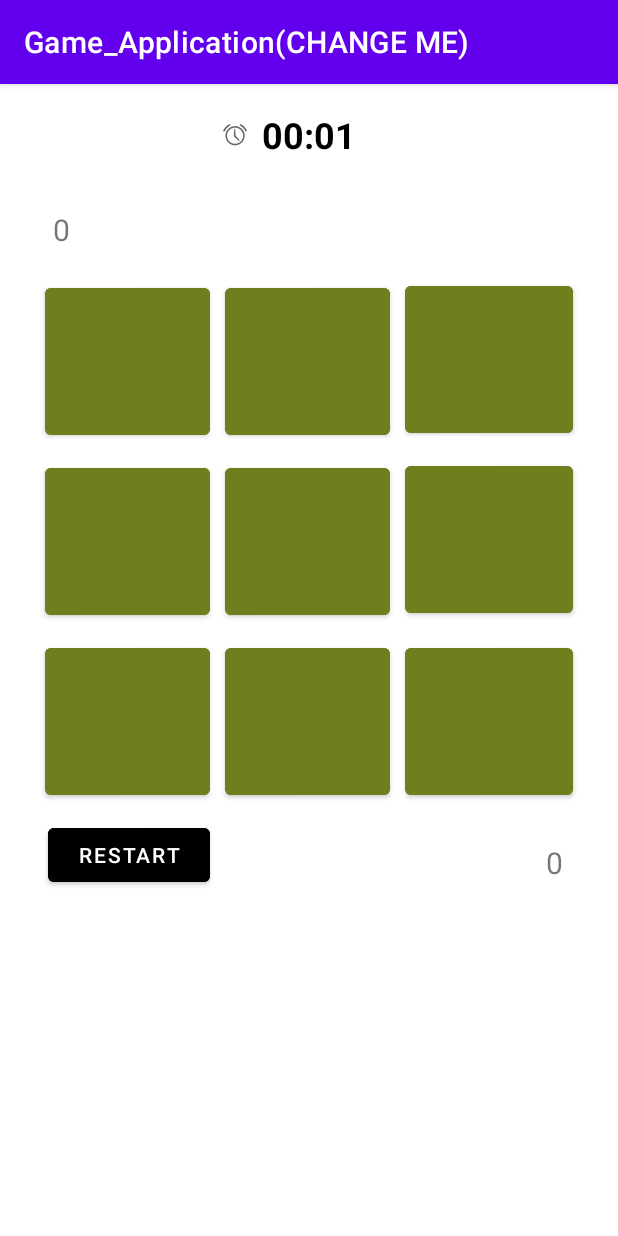
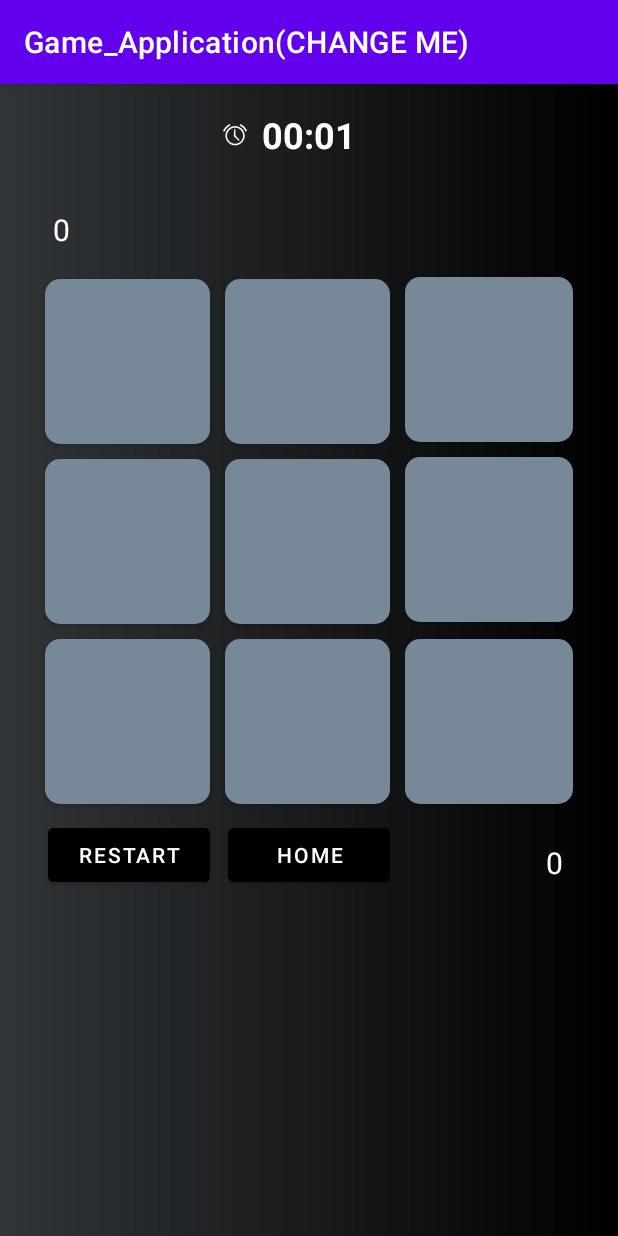
Before and after one commit to valdcarl/Android_GameApplication, an Android app: the PlayGameActivity screen opened directly, with no data from a screen before it, on a phone screen of 412 x 824 dp. Run offline under Robolectric (Android 15) with nearby library versions, the phone set to English and light mode, and no system bars.

Commit message:
Game Complete, needs aesthetic and style updates by submission date -- C. Valdez

```diff
--- a/app/src/main/java/edu/cudenver/android_gameapplication/PlayGameActivity.java
+++ b/app/src/main/java/edu/cudenver/android_gameapplication/PlayGameActivity.java
@@ -2,6 +2,7 @@ package edu.cudenver.android_gameapplication;
 
 import androidx.appcompat.app.AppCompatActivity;
 
+import android.content.Intent;
 import android.graphics.Color;
 import android.os.Bundle;
 import android.os.SystemClock;
@@ -79,6 +80,8 @@ public class PlayGameActivity extends AppCompatActivity implements View.OnClickL
 
         // for restarting the game for a clean-state (Button)
         restartBtn = findViewById(R.id.restartBtn);
+        // to go to the home screen from the game (Button)
+        goHomeFromGameBtn = findViewById(R.id.goHomeFromGameBtn);
 
         // to initialize all of our buttons
         for(int i = 0; i < buttons.length; i++) {
@@ -90,8 +93,6 @@ public class PlayGameActivity extends AppCompatActivity implements View.OnClickL
             buttons[i] = findViewById(rId);
             buttons[i].setOnClickListener(this);
         }
-
-        Button restartTheGame = findViewById(R.id.restartBtn);
 
     } // end of onCreate PlayGameActivity
 
@@ -127,7 +128,7 @@ public class PlayGameActivity extends AppCompatActivity implements View.OnClickL
         } else {
             // otherwise, it's player2, change the text to an 'O' and set color of O
             ((Button)view).setText("O");
-            ((Button)view).setTextColor(Color.parseColor("#45E9F3"));
+            ((Button)view).setTextColor(Color.parseColor("#0047AB"));
             // update game state as well
             gameState[gameStatePointer] = 1;
         }
@@ -186,6 +187,14 @@ public class PlayGameActivity extends AppCompatActivity implements View.OnClickL
                 Toast.makeText(PlayGameActivity.this, "GAME RESTARTED", Toast.LENGTH_SHORT). show();
             }
         });
+        // go home Button (from game)
+        goHomeFromGameBtn.setOnClickListener(new View.OnClickListener() {
+            @Override
+            public void onClick(View view) {
+                // head to main activity, resets everything also, since no saving state
+                goHomeFromGameBtnFunction();
+            }
+        });
 
     } // onClick for buttons
     public boolean checkWinnerOfGame() {
@@ -228,4 +237,9 @@ public class PlayGameActivity extends AppCompatActivity implements View.OnClickL
             buttons[i].setText("");
         }
     } // end rematch function
+
+    public void goHomeFromGameBtnFunction() {
+        Intent intent = new Intent(this, MainActivity.class);
+        startActivity(intent);
+    }
 } // end PlayGameActivity
--- /dev/null
+++ b/app/src/main/res/drawable/background_gradient.xml
@@ -0,0 +1,8 @@
+<?xml version="1.0" encoding="utf-8"?>
+<shape xmlns:android="http://schemas.android.com/apk/res/android"
+    android:shape="rectangle">
+    <gradient
+        android:startColor="#313537"
+        android:endColor="#000000"
+        android:angle="0"/>
+</shape>
--- /dev/null
+++ b/app/src/main/res/drawable/custom_buttons.xml
@@ -0,0 +1,5 @@
+<?xml version="1.0" encoding="utf-8"?>
+<shape xmlns:android="http://schemas.android.com/apk/res/android" android:shape="rectangle">
+    <solid android:color="#778899"/>
+    <corners android:radius="10dp"/>
+</shape>
--- a/app/src/main/res/layout/activity_about.xml
+++ b/app/src/main/res/layout/activity_about.xml
@@ -4,6 +4,7 @@
     xmlns:tools="http://schemas.android.com/tools"
     android:layout_width="match_parent"
     android:layout_height="match_parent"
+    android:background="@drawable/background_gradient"
     tools:context=".AboutActivity">
 
     <TextView
@@ -15,6 +16,7 @@
         android:layout_marginStart="120dp"
         android:layout_marginTop="60dp"
         android:layout_marginEnd="120dp"
+        android:textColor="#778899"
         android:text="@string/rules"
         android:textSize="34sp"
         android:textStyle="bold"
@@ -28,6 +30,7 @@
         android:layout_height="wrap_content"
         android:layout_marginStart="120dp"
         android:layout_marginEnd="120dp"
+        android:textColor="#778899"
         android:text="@string/tic_tac_toe"
         app:layout_constraintEnd_toEndOf="parent"
         app:layout_constraintStart_toStartOf="parent"
@@ -40,6 +43,7 @@
         android:layout_marginStart="120dp"
         android:layout_marginTop="36dp"
         android:layout_marginEnd="120dp"
+        android:textColor="#778899"
         android:text="@string/rulesexplained"
         android:textSize="12sp"
         android:textStyle="bold"
--- a/app/src/main/res/layout/activity_main.xml
+++ b/app/src/main/res/layout/activity_main.xml
@@ -2,6 +2,7 @@
 <androidx.constraintlayout.widget.ConstraintLayout xmlns:android="http://schemas.android.com/apk/res/android"
     xmlns:app="http://schemas.android.com/apk/res-auto"
     xmlns:tools="http://schemas.android.com/tools"
+    android:background="@drawable/background_gradient"
     android:layout_width="match_parent"
     android:layout_height="match_parent"
     android:layout_marginLeft="2dp"
@@ -25,7 +26,7 @@
         app:layout_constraintTop_toTopOf="parent"
         app:srcCompat="@drawable/tictactoe_icon" />
 
-    <Button
+    <androidx.appcompat.widget.AppCompatButton
         android:id="@+id/playBtn"
         android:layout_width="wrap_content"
         android:layout_height="wrap_content"
@@ -33,7 +34,7 @@
         android:layout_marginTop="10dp"
         android:layout_marginEnd="120dp"
         android:layout_marginBottom="10dp"
-        android:backgroundTint="@color/green_button_color"
+        android:background="@drawable/custom_buttons"
         android:text="@string/play"
         android:textSize="16sp"
         app:layout_constraintBottom_toTopOf="@+id/aboutBtn"
@@ -41,7 +42,7 @@
         app:layout_constraintStart_toStartOf="parent"
         app:layout_constraintTop_toBottomOf="@+id/gameLogoImg" />
 
-    <Button
+    <androidx.appcompat.widget.AppCompatButton
         android:id="@+id/aboutBtn"
         android:layout_width="wrap_content"
         android:layout_height="wrap_content"
@@ -49,14 +50,14 @@
         android:layout_marginTop="10dp"
         android:layout_marginEnd="120dp"
         android:layout_marginBottom="10dp"
-        android:backgroundTint="@color/green_button_color"
+        android:background="@drawable/custom_buttons"
         android:text="@string/rules"
         app:layout_constraintBottom_toTopOf="@+id/exitBtn"
         app:layout_constraintEnd_toEndOf="parent"
         app:layout_constraintStart_toStartOf="parent"
         app:layout_constraintTop_toBottomOf="@+id/playBtn" />
 
-    <Button
+    <androidx.appcompat.widget.AppCompatButton
         android:id="@+id/exitBtn"
         android:layout_width="wrap_content"
         android:layout_height="wrap_content"
@@ -64,7 +65,7 @@
         android:layout_marginTop="10dp"
         android:layout_marginEnd="120dp"
         android:layout_marginBottom="203dp"
-        android:backgroundTint="@color/green_button_color"
+        android:background="@drawable/custom_buttons"
         android:text="@string/exit"
         android:textSize="16sp"
         app:layout_constraintBottom_toBottomOf="parent"
--- a/app/src/main/res/layout/activity_play_game.xml
+++ b/app/src/main/res/layout/activity_play_game.xml
@@ -2,6 +2,7 @@
 <androidx.constraintlayout.widget.ConstraintLayout xmlns:android="http://schemas.android.com/apk/res/android"
     xmlns:app="http://schemas.android.com/apk/res-auto"
     xmlns:tools="http://schemas.android.com/tools"
+    android:background="@drawable/background_gradient"
     android:layout_width="match_parent"
     android:layout_height="match_parent"
     tools:context=".PlayGameActivity">
@@ -24,6 +25,7 @@
             android:layout_alignParentTop="true"
             android:layout_marginTop="505dp"
             android:layout_marginEnd="1dp"
+            android:textColor="#FFFFFF"
             android:textSize="20sp" />
 
         <TextView
@@ -34,6 +36,7 @@
             android:layout_alignParentTop="true"
             android:layout_marginStart="0dp"
             android:layout_marginTop="83dp"
+            android:textColor="#FFFFFF"
             android:textSize="20sp" />
 
         <RelativeLayout
@@ -55,7 +58,7 @@
                 android:layout_marginBottom="10dp"
                 android:gravity="center"
                 android:text="@string/_00_00"
-                android:textColor="@color/black"
+                android:textColor="#FFFFFF"
                 android:textSize="24sp"
                 android:textStyle="bold" />
 
@@ -67,6 +70,7 @@
                 android:layout_marginTop="26dp"
                 android:layout_toStartOf="@+id/timeElapsed"
                 android:contentDescription="@string/count_up_timer_clock"
+                app:tint="#FFFFFF"
                 app:srcCompat="@android:drawable/ic_lock_idle_alarm" />
         </RelativeLayout>
 
@@ -80,6 +84,7 @@
             android:layout_marginTop="0dp"
             android:layout_marginBottom="0dp"
             android:layout_toEndOf="@+id/firstPlayer"
+            android:textColor="#FFFFFF"
             android:text="@string/_0_for_p1"
             android:textSize="20sp" />
 
@@ -93,10 +98,11 @@
             android:layout_marginEnd="15dp"
             android:layout_marginBottom="0dp"
             android:layout_toStartOf="@+id/secondPlayer"
+            android:textColor="#FFFFFF"
             android:text="@string/_0_for_p2"
             android:textSize="20sp" />
 
-        <Button
+        <androidx.appcompat.widget.AppCompatButton
             android:id="@+id/btn0"
             android:layout_width="110dp"
             android:layout_height="110dp"
@@ -104,12 +110,12 @@
             android:layout_alignParentTop="true"
             android:layout_marginStart="30dp"
             android:layout_marginTop="130dp"
-            android:backgroundTint="@color/green_button_color"
-            android:textSize="40sp"
+            android:background="@drawable/custom_buttons"
+            android:textSize="50sp"
             android:textStyle="bold"
             tools:ignore="SpeakableTextPresentCheck,SpeakableTextPresentCheck" />
 
-        <Button
+        <androidx.appcompat.widget.AppCompatButton
             android:id="@+id/btn1"
             android:layout_width="110dp"
             android:layout_height="110dp"
@@ -117,12 +123,12 @@
             android:layout_marginStart="10dp"
             android:layout_marginTop="0dp"
             android:layout_toEndOf="@+id/btn0"
-            android:backgroundTint="@color/green_button_color"
-            android:textSize="40sp"
+            android:background="@drawable/custom_buttons"
+            android:textSize="50sp"
             android:textStyle="bold"
             tools:ignore="SpeakableTextPresentCheck,SpeakableTextPresentCheck,SpeakableTextPresentCheck" />
 
-        <Button
+        <androidx.appcompat.widget.AppCompatButton
             android:id="@+id/btn2"
             android:layout_width="110dp"
             android:layout_height="110dp"
@@ -132,12 +138,12 @@
             android:layout_marginTop="-1dp"
             android:layout_marginEnd="30dp"
             android:layout_toEndOf="@+id/btn1"
-            android:backgroundTint="@color/green_button_color"
-            android:textSize="40sp"
+            android:background="@drawable/custom_buttons"
+            android:textSize="50sp"
             android:textStyle="bold"
             tools:ignore="SpeakableTextPresentCheck" />
 
-        <Button
+        <androidx.appcompat.widget.AppCompatButton
             android:id="@+id/btn3"
             android:layout_width="110dp"
             android:layout_height="110dp"
@@ -145,12 +151,12 @@
             android:layout_alignStart="@+id/btn0"
             android:layout_marginStart="0dp"
             android:layout_marginTop="10dp"
-            android:backgroundTint="@color/green_button_color"
-            android:textSize="40sp"
+            android:background="@drawable/custom_buttons"
+            android:textSize="50sp"
             android:textStyle="bold"
             tools:ignore="SpeakableTextPresentCheck,SpeakableTextPresentCheck" />
 
-        <Button
+        <androidx.appcompat.widget.AppCompatButton
             android:id="@+id/btn4"
             android:layout_width="110dp"
             android:layout_height="110dp"
@@ -158,12 +164,12 @@
             android:layout_marginStart="10dp"
             android:layout_marginTop="10dp"
             android:layout_toEndOf="@+id/btn3"
-            android:backgroundTint="@color/green_button_color"
-            android:textSize="40sp"
+            android:background="@drawable/custom_buttons"
+            android:textSize="50sp"
             android:textStyle="bold"
             tools:ignore="SpeakableTextPresentCheck,SpeakableTextPresentCheck" />
 
-        <Button
+        <androidx.appcompat.widget.AppCompatButton
             android:id="@+id/btn5"
             android:layout_width="110dp"
             android:layout_height="110dp"
@@ -173,12 +179,12 @@
             android:layout_marginTop="10dp"
             android:layout_marginEnd="0dp"
             android:layout_toEndOf="@+id/btn4"
-            android:backgroundTint="@color/green_button_color"
-            android:textSize="40sp"
+            android:background="@drawable/custom_buttons"
+            android:textSize="50sp"
             android:textStyle="bold"
             tools:ignore="SpeakableTextPresentCheck,SpeakableTextPresentCheck" />
 
-        <Button
+        <androidx.appcompat.widget.AppCompatButton
             android:id="@+id/btn6"
             android:layout_width="110dp"
             android:layout_height="110dp"
@@ -186,12 +192,12 @@
             android:layout_alignStart="@+id/btn3"
             android:layout_marginStart="0dp"
             android:layout_marginTop="10dp"
-            android:backgroundTint="@color/green_button_color"
-            android:textSize="40sp"
+            android:background="@drawable/custom_buttons"
+            android:textSize="50sp"
             android:textStyle="bold"
             tools:ignore="SpeakableTextPresentCheck,SpeakableTextPresentCheck" />
 
-        <Button
+        <androidx.appcompat.widget.AppCompatButton
             android:id="@+id/btn7"
             android:layout_width="110dp"
             android:layout_height="110dp"
@@ -199,12 +205,12 @@
             android:layout_marginStart="10dp"
             android:layout_marginTop="10dp"
             android:layout_toEndOf="@+id/btn6"
-            android:backgroundTint="@color/green_button_color"
-            android:textSize="40sp"
+            android:background="@drawable/custom_buttons"
+            android:textSize="50sp"
             android:textStyle="bold"
             tools:ignore="SpeakableTextPresentCheck,SpeakableTextPresentCheck" />
 
-        <Button
+        <androidx.appcompat.widget.AppCompatButton
             android:id="@+id/btn8"
             android:layout_width="110dp"
             android:layout_height="110dp"
@@ -214,8 +220,8 @@
             android:layout_marginTop="10dp"
             android:layout_marginEnd="0dp"
             android:layout_toEndOf="@+id/btn7"
-            android:backgroundTint="@color/green_button_color"
-            android:textSize="40sp"
+            android:background="@drawable/custom_buttons"
+            android:textSize="50sp"
             android:textStyle="bold"
             tools:ignore="SpeakableTextPresentCheck" />
 
@@ -232,6 +238,19 @@
             android:text="@string/restart"
             android:textSize="14sp" />
 
+        <Button
+            android:id="@+id/goHomeFromGameBtn"
+            android:layout_width="wrap_content"
+            android:layout_height="wrap_content"
+            android:layout_below="@+id/btn7"
+            android:layout_alignStart="@+id/btn7"
+            android:layout_alignEnd="@+id/btn7"
+            android:layout_marginStart="2dp"
+            android:layout_marginTop="10dp"
+            android:backgroundTint="@color/black"
+            android:text="@string/home"
+            android:textSize="14sp" />
+
 
     </RelativeLayout>
 
--- a/app/src/main/res/layout/activity_player_select.xml
+++ b/app/src/main/res/layout/activity_player_select.xml
@@ -2,6 +2,7 @@
 <androidx.constraintlayout.widget.ConstraintLayout xmlns:android="http://schemas.android.com/apk/res/android"
     xmlns:app="http://schemas.android.com/apk/res-auto"
     xmlns:tools="http://schemas.android.com/tools"
+    android:background="@drawable/background_gradient"
     android:layout_width="match_parent"
     android:layout_height="match_parent"
     tools:context=".PlayerSelectActivity">
@@ -14,6 +15,7 @@
         android:layout_marginEnd="304dp"
         android:layout_marginBottom="5dp"
         android:text="@string/player_1_txt"
+        android:textColor="#778899"
         app:layout_constraintBottom_toTopOf="@+id/player1InputPlainText"
         app:layout_constraintEnd_toEndOf="parent"
         app:layout_constraintStart_toStartOf="@+id/player1InputPlainText"
@@ -29,6 +31,8 @@
         android:layout_marginBottom="46dp"
         android:ems="10"
         android:hint="@string/name_player1_hint"
+        android:textColorHint="#778899"
+        android:textColor="#778899"
         android:inputType="textPersonName"
         android:minHeight="48dp"
         app:layout_constraintBottom_toTopOf="@+id/versusImage"
@@ -46,6 +50,8 @@
         android:layout_marginBottom="126dp"
         android:ems="10"
         android:hint="@string/name_player2_hint"
+        android:textColorHint="#778899"
+        android:textColor="#778899"
         android:inputType="textPersonName"
         android:minHeight="48dp"
         app:layout_constraintBottom_toBottomOf="parent"
@@ -74,17 +80,18 @@
         android:layout_height="wrap_content"
         android:layout_marginTop="32dp"
         android:text="@string/player_2_txt"
+        android:textColor="#778899"
         app:layout_constraintEnd_toEndOf="@+id/player2InputPlainText"
         app:layout_constraintTop_toBottomOf="@+id/versusImage" />
 
-    <Button
+    <androidx.appcompat.widget.AppCompatButton
         android:id="@+id/playBtn_playerSelect"
         android:layout_width="wrap_content"
         android:layout_height="wrap_content"
         android:layout_marginStart="120dp"
         android:layout_marginEnd="120dp"
-        android:backgroundTint="@color/green_button_color"
         android:onClick="onClickPlayBtn_playerSelect"
+        android:background="@drawable/custom_buttons"
         android:text="@string/play"
         android:textSize="16sp"
         app:layout_constraintBottom_toBottomOf="parent"
--- a/app/src/main/res/values/strings.xml
+++ b/app/src/main/res/values/strings.xml
@@ -44,4 +44,5 @@
     <string name="_0_for_p1">0</string>
     <string name="_0_for_p2">0</string>
     <string name="restart">RESTART</string>
+    <string name="home">HOME</string>
 </resources>
```
